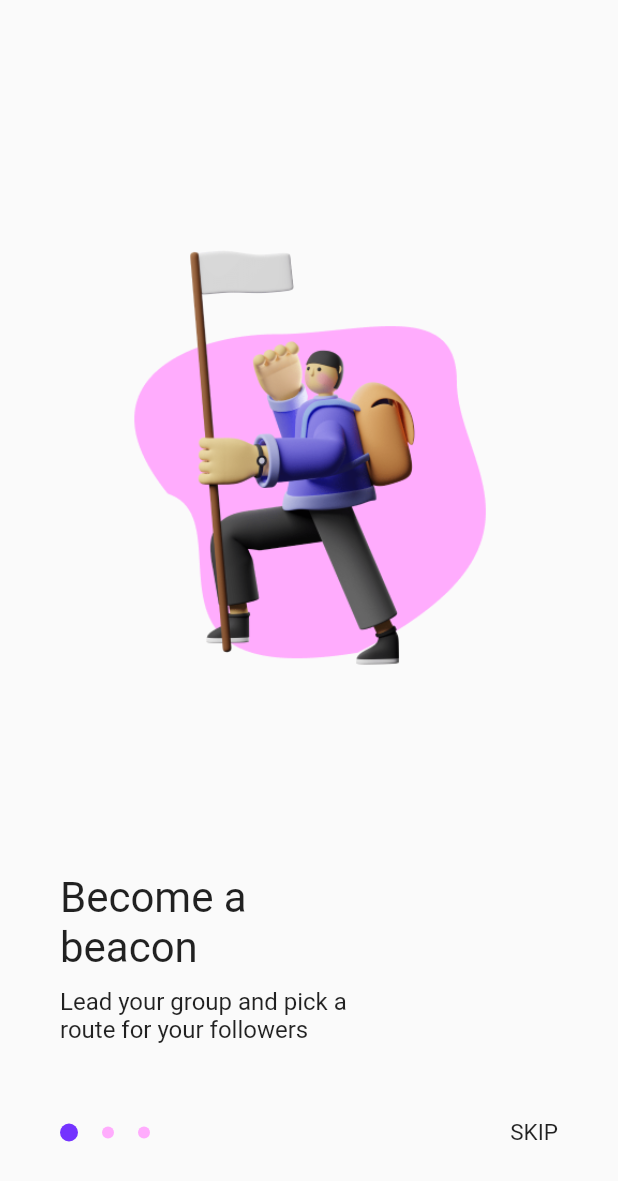
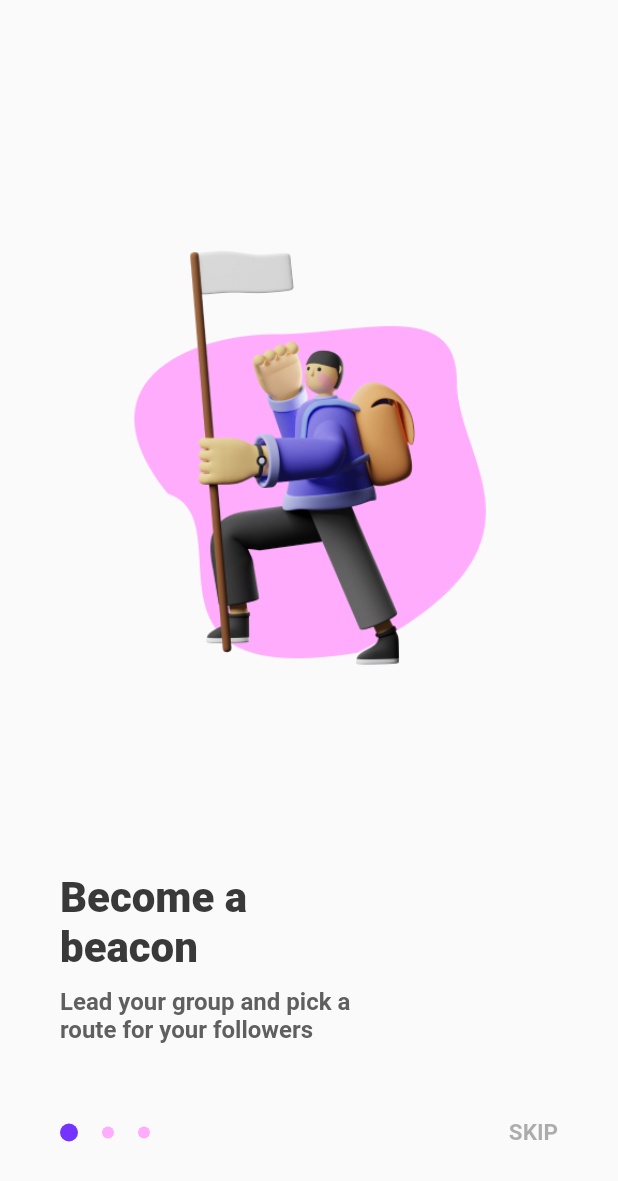
Before and after one commit to AjayrajSingh/beacon, a Flutter app: the Onboarding screen opened directly, on a phone screen of 412 x 824 dp. Shown: the top 1181 px of the screen. Run offline on Flutter 3.47's test engine with Material 2 defaults, Android fonts, the phone set to English and light mode, and no system bars; our stand-ins replace get; missing offline and left inert: flare_splash_screen.

Commit message:
Onboarding Page Widget

```diff
--- a/lib/Widgets/onboardingPage.dart
+++ b/lib/Widgets/onboardingPage.dart
@@ -1,4 +1,5 @@
 import 'package:beacon/Controllers/onboardingController.dart';
+import 'package:beacon/Theme/beaconColors.dart';
 import 'package:beacon/Widgets/pageIndicator.dart';
 import 'package:flutter/material.dart';
 import 'package:get/get.dart';
@@ -41,12 +42,20 @@ class OnboardingPage extends StatelessWidget {
           ),
           Text(
             '$title',
-            style: TextStyle(fontSize: 28.0),
+            style: TextStyle(
+              fontSize: 28.0,
+              fontWeight: FontWeight.w900,
+              color: BeaconColors.darkGrey,
+            ),
           ),
           SizedBox(height: 10.0),
           Text(
             '$description',
-            style: TextStyle(fontSize: 16.0),
+            style: TextStyle(
+              fontSize: 16.0,
+              fontWeight: FontWeight.w600,
+              color: BeaconColors.lightGrey,
+            ),
           ),
           SizedBox(
             height: 50.0,
@@ -57,7 +66,11 @@ class OnboardingPage extends StatelessWidget {
               PageIndicator(),
               Text(
                 'SKIP',
-                style: TextStyle(fontSize: 15.0),
+                style: TextStyle(
+                  fontSize: 15.0,
+                  fontWeight: FontWeight.w600,
+                  color: BeaconColors.lightGrey.withOpacity(0.5),
+                ),
               ),
             ],
           ),
```
